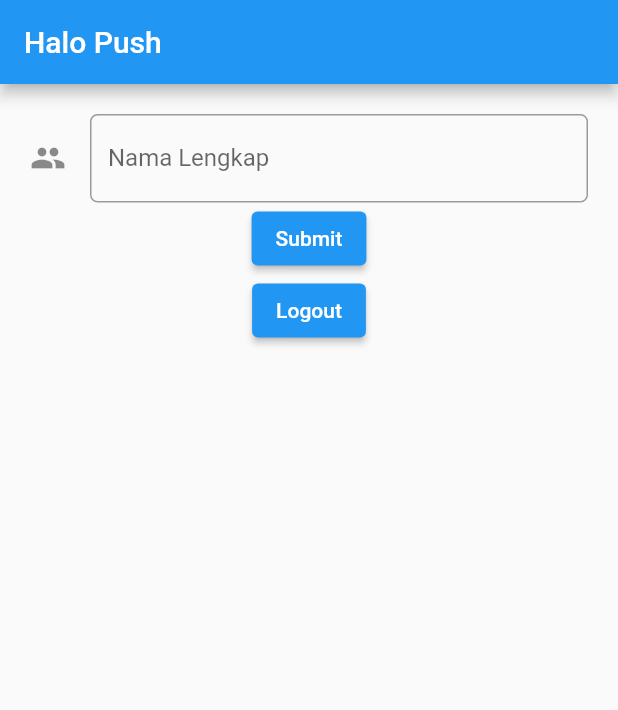
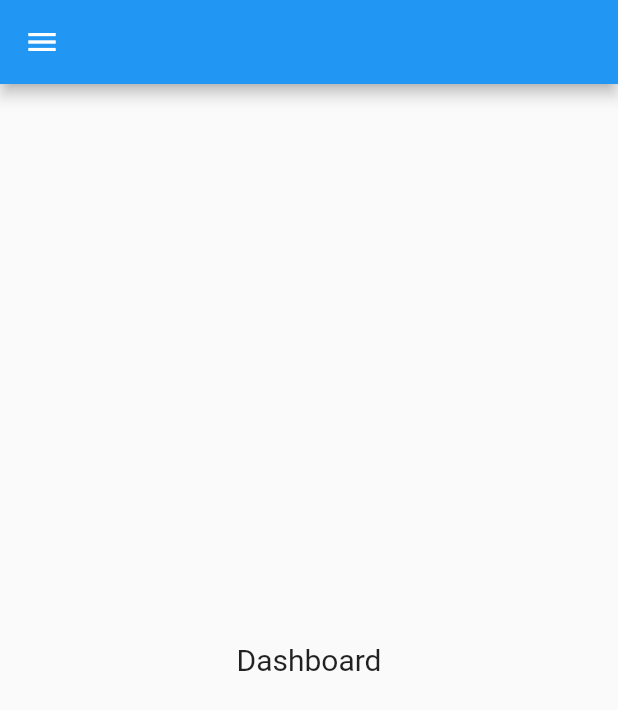
Before and after one commit to williamtheodorus/promob_72190339, a Flutter app: the screen it shows after launch, after a tap on "Login", on a phone screen of 412 x 824 dp. Shown: the top 710 px of the screen. Run offline on Flutter 3.47's test engine with Material 2 defaults, Android fonts, the phone set to English and light mode, and no system bars; our stand-ins replace shared_preferences.

```diff
--- /dev/null
+++ b/lib/dashboard.dart
@@ -0,0 +1,125 @@
+import 'package:flutter/material.dart';
+import 'package:promob_72190339/dosen/dashboarddosen.dart';
+import 'package:promob_72190339/jadwal/dashboardjadwal.dart';
+import 'package:promob_72190339/mahasiswa/dashboardmahasiswa.dart';
+import 'package:promob_72190339/main.dart';
+import 'package:promob_72190339/matakuliah/dashboardmatakuliah.dart';
+import 'package:shared_preferences/shared_preferences.dart';
+
+class Dashboard extends StatefulWidget {
+  const Dashboard({Key? key, required this.title}) : super(key: key);
+
+  final String title;
+
+  @override
+  State<Dashboard> createState() => _Dashboard();
+}
+
+class _Dashboard extends State<Dashboard> {
+  final _formKey = GlobalKey<FormState>();
+
+
+  @override
+  void initState() {
+    super.initState();
+  }
+
+  @override
+  Widget build(BuildContext context) {
+    return Scaffold(
+      appBar: AppBar(
+      ),
+      drawer: Drawer(
+        child: ListView(
+          children: <Widget>[
+            UserAccountsDrawerHeader(
+                accountName: Text("William Theodorus"),
+                accountEmail: Text("will@gmail.com"),
+                currentAccountPicture: CircleAvatar(
+                  backgroundColor: Colors.white,
+                  child: Text(
+                    "WT",
+                    style: TextStyle(fontSize: 40.0),
+                  ),
+                ),
+            ),
+            ListTile(
+              title: Text("Data Dosen"),
+              trailing: Icon(Icons.people),
+              subtitle: Text("Menu CRUD Data Dosen"),
+              onTap: (){
+                Navigator.pop(context);
+                Navigator.push(
+                    context,
+                    MaterialPageRoute(builder: (context) => DashboardDosen(title: "Dashboard Dosen")),
+                );
+              },
+            ),
+            ListTile(
+              title: Text("Data Mahasiswa"),
+              trailing: Icon(Icons.people_outline),
+              subtitle: Text("Menu CRUD Data Mahasiswa"),
+              onTap: (){
+                Navigator.pop(context);
+                Navigator.push(
+                    context,
+                    MaterialPageRoute(builder: (context) => DashboardMahasiswa(title: "Dashboard Mahasiswa")),
+                );
+              },
+            ),
+            ListTile(
+              title: Text("Data Matakuliah"),
+              trailing: Icon(Icons.library_books),
+              subtitle: Text("Menu CRUD Data Matakuliah"),
+              onTap: (){
+                Navigator.pop(context);
+                Navigator.push(
+                  context,
+                  MaterialPageRoute(builder: (context) => DashboardMatakuliah(title: "Dashboard Matakuliah")),
+                );
+              },
+            ),
+            ListTile(
+              title: Text("Data Jadwal"),
+              trailing: Icon(Icons.schedule),
+              subtitle: Text("Menu CRUD Data Jadwal"),
+              onTap: (){
+                Navigator.pop(context);
+                Navigator.push(
+                  context,
+                  MaterialPageRoute(builder: (context) => DashboardJadwal(title: "Dashboard Jadwal")),
+                );
+              },
+            ),
+            Divider(
+              color: Colors.black,
+              height: 20,
+              indent: 10,
+              endIndent: 10,
+            ),
+            ListTile(
+              title: Text("Logout"),
+              trailing: Icon(Icons.exit_to_app),
+              onTap: () async {
+                SharedPreferences pref = await SharedPreferences.getInstance();
+                await pref.setInt("is_login", 0);
+                Navigator.pushReplacement(
+                    context,
+                    MaterialPageRoute(builder: (context) => MyHomePage(title: "Login Page",)),
+                );
+              },
+            ),
+          ],
+        ),
+      ),
+      body: Container(
+        child: Center(
+          child: Text("Dashboard",
+            style: TextStyle(fontSize: 20
+            ),
+          ),
+        ),
+      ),
+    );
+  }
+}
--- a/lib/main.dart
+++ b/lib/main.dart
@@ -1,5 +1,5 @@
 import 'package:flutter/material.dart';
-import 'package:promob_72190339/flutter2.dart';
+import 'package:promob_72190339/dashboard.dart';
 import 'package:shared_preferences/shared_preferences.dart';
 
 void main() {
@@ -17,7 +17,7 @@ class MyApp extends StatelessWidget {
 
         primarySwatch: Colors.blue,
       ),
-      home: MyHomePage(title: 'Flutter Demo Home Page'),
+      home: MyHomePage(title: 'Login Page'),
     );
   }
 }
@@ -46,7 +46,7 @@ class _MyHomePageState extends State<MyHomePage> {
     if(isLogin == 1){
       Navigator.pushReplacement(
           context,
-          MaterialPageRoute(builder: (context) => Flutter2(title: "Halo Push",)),
+          MaterialPageRoute(builder: (context) => Dashboard(title: "Dashboard",)),
       );
     }
   }
@@ -85,7 +85,7 @@ class _MyHomePageState extends State<MyHomePage> {
                 await pref.setInt("is_login", 1);
                 Navigator.pushReplacement(
                   context,
-                  MaterialPageRoute(builder: (context) => Flutter2(title: "Halo Push",)),
+                  MaterialPageRoute(builder: (context) => Dashboard(title: "Dashboard",)),
                 );
               },
             ),
```
Also changed, not shown: lib/dosen/dashboarddosen.dart (added, +53 -0 lines), lib/jadwal/dashboardjadwal.dart (added, +53 -0 lines), lib/mahasiswa/dashboardmahasiswa.dart (added, +53 -0 lines), lib/matakuliah/dashboardmatakuliah.dart (added, +53 -0 lines), 1 other file.
